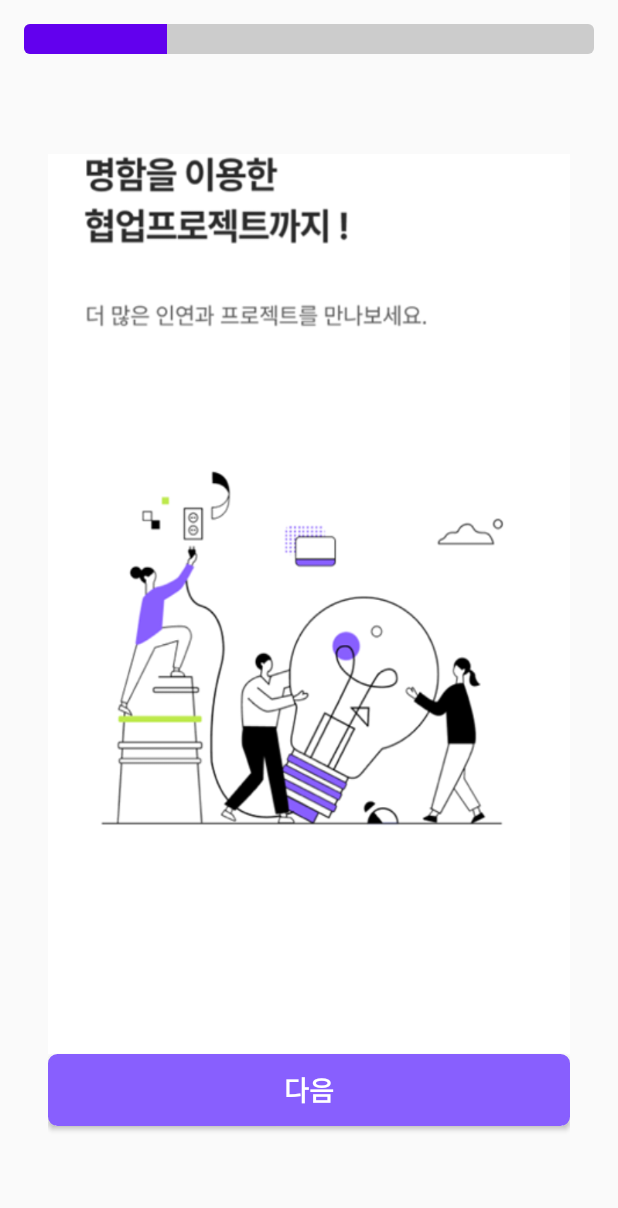
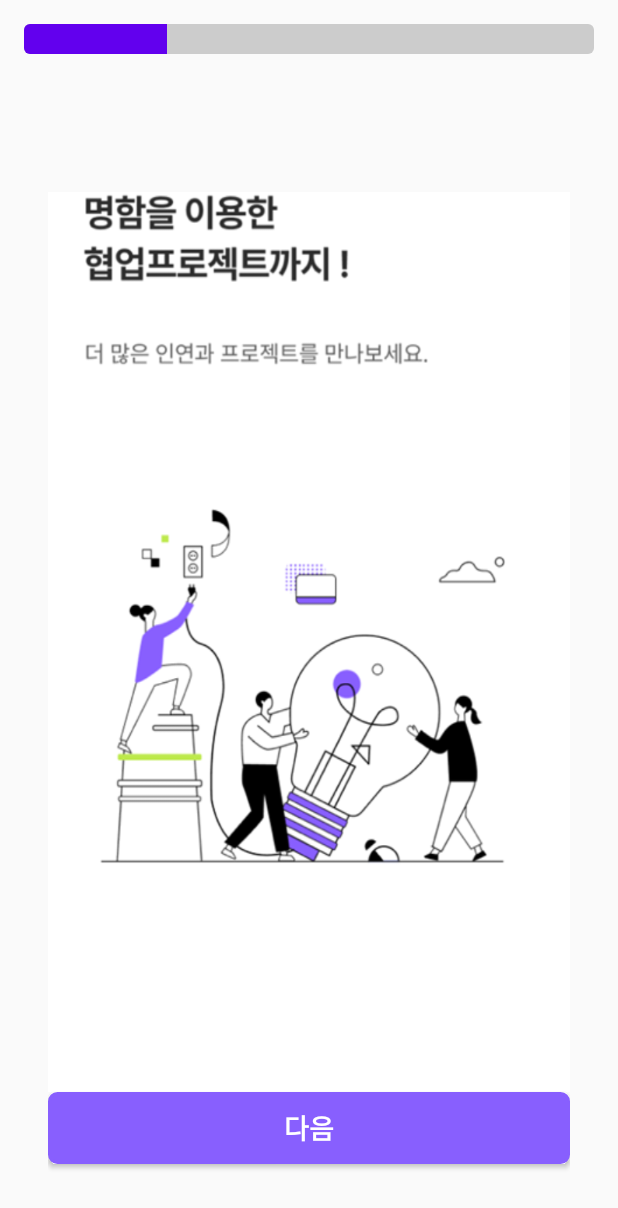
Before and after one commit to rydud314/WHOSEE, an Android app built with Jetpack Compose: the fragment OnboardingFragment3 placed in its activity, on a phone screen of 412 x 824 dp. Shown: the top 1208 px of the screen. Run offline under Robolectric (Android 15) with nearby library versions, the phone set to English and light mode, and no system bars.

Commit message:
24.06.24 시연 위한 xml 수정사항

```diff
--- a/app/src/main/java/com/example/seesaw/SplashActivity.kt
+++ b/app/src/main/java/com/example/seesaw/SplashActivity.kt
@@ -51,6 +51,7 @@ class SplashActivity : AppCompatActivity() {
                 val intent = Intent(this, MainActivity::class.java)
                 intent.putExtra("uriExist", cardId)
                 startActivity(intent)
+                Toast.makeText(this, "명함이 저장되었습니다.", Toast.LENGTH_SHORT).show()
                 finish()
             }
             else{
--- a/app/src/main/res/layout/fragment_onboarding1.xml
+++ b/app/src/main/res/layout/fragment_onboarding1.xml
@@ -15,7 +15,7 @@
 <!--        android:textSize="24sp" />-->
 
     <ImageView
-        android:layout_width="350dp"
+        android:layout_width="300dp"
         android:layout_gravity="center"
         android:layout_height="500dp"
         android:background="@drawable/onboarding_1"
--- a/app/src/main/res/layout/fragment_onboarding2.xml
+++ b/app/src/main/res/layout/fragment_onboarding2.xml
@@ -7,7 +7,7 @@ android:padding="16dp"
 android:gravity="bottom">
 
     <ImageView
-        android:layout_width="350dp"
+        android:layout_width="300dp"
         android:layout_gravity="center"
         android:layout_height="500dp"
         android:background="@drawable/onboarding_2"
--- a/app/src/main/res/layout/fragment_onboarding3.xml
+++ b/app/src/main/res/layout/fragment_onboarding3.xml
@@ -7,10 +7,12 @@ android:padding="16dp"
 android:gravity="center">
 
     <ImageView
-        android:layout_width="match_parent"
+        android:layout_width="350dp"
+        android:layout_gravity="center"
         android:layout_height="600dp"
+        android:layout_marginTop="60dp"
         android:background="@drawable/onboarding_3"
-        android:layout_marginTop="10dp" />
+        />
 
     <Button
         android:id="@+id/btnNext3"
--- a/app/src/main/res/layout/fragment_onboarding4.xml
+++ b/app/src/main/res/layout/fragment_onboarding4.xml
@@ -7,7 +7,7 @@ android:padding="16dp"
 android:gravity="bottom">
 
     <ImageView
-        android:layout_width="350dp"
+        android:layout_width="300dp"
         android:layout_gravity="left"
         android:layout_height="500dp"
         android:background="@drawable/onboarding_4"
```
